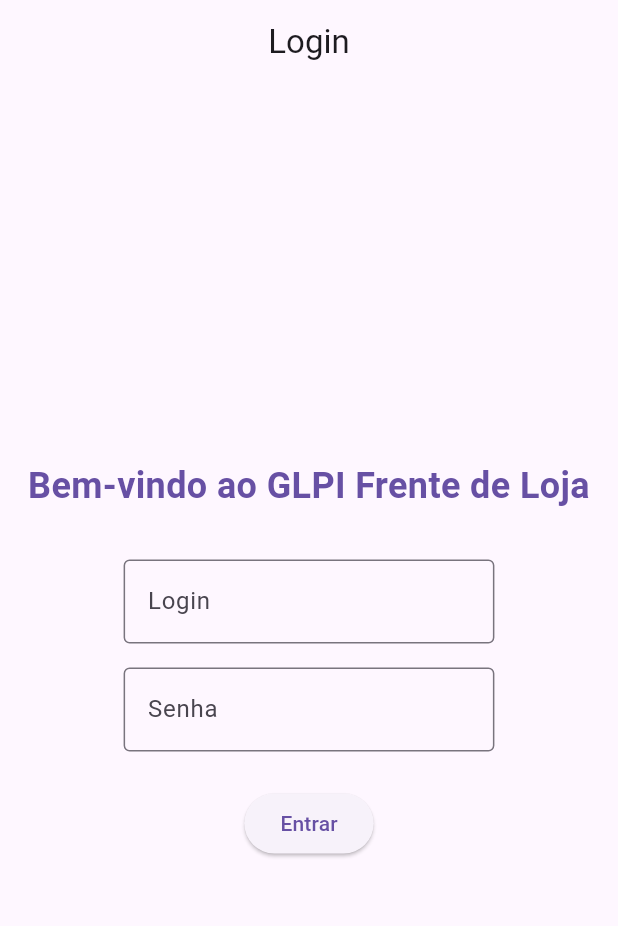
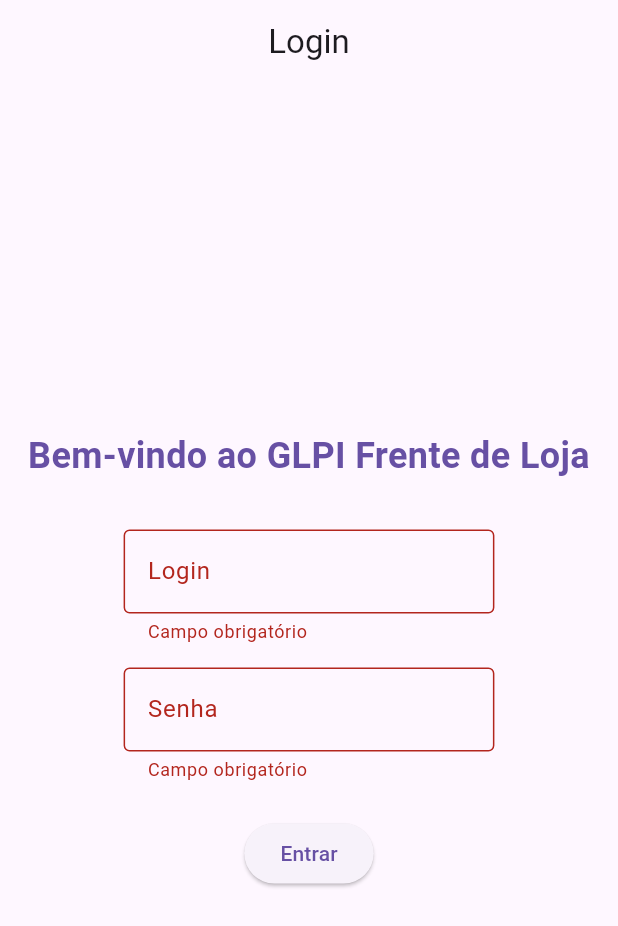
Before and after one commit to BrunoFCastro/glpi_frente_de_loja, a Flutter app: the screen it shows after launch, after a tap on "Entrar", on a phone screen of 412 x 824 dp. Shown: the top 926 px of the screen. Run offline on Flutter 3.47's test engine with Material 3 defaults, Android fonts, the phone set to English and light mode, and no system bars; our stand-ins replace flutter_dotenv.

Commit message:
Validação de formulários no login

```diff
--- a/glpi_frente_de_loja/lib/login_page.dart
+++ b/glpi_frente_de_loja/lib/login_page.dart
@@ -15,6 +15,7 @@
 }
 
 class _LoginPageState extends State<LoginPage> {
+  final _formKey = GlobalKey<FormState>();
   final _loginController = TextEditingController();
   final _senhaController = TextEditingController();
 
@@ -27,7 +28,8 @@
 
   Future<http.Response> authenticate(String username, String password) async {
     String basicAuth = 'Basic ${LoginPage.base64.encode(utf8.encode('$username:$password'))}';
-    return await http.get(
+    try {
+      final response = await http.get(
       Uri.parse('${dotenv.env['API_URL']}initSession'),
       headers: <String, String>{
         'Content-Type': 'application/json',
@@ -35,6 +37,10 @@
         'App-Token': dotenv.env['APP_TOKEN']!,
         },
     );
+      return response;
+    } catch (e) {
+      return Future.error('Erro na autenticação: $e');
+    }
   }
 
   @override
@@ -63,10 +69,20 @@
                 textAlign: TextAlign.center,
               ),
               const SizedBox(height: 32),
+              Form(
+                key: _formKey,
+                child: Column(
+                  children: [
                     SizedBox(
                       width: queryData.size.width * 0.6,
-                child: TextField(
+                      child: TextFormField(
                         controller: _loginController,
+                        validator: (value) {
+                          if (value == null || value.isEmpty) {
+                            return 'Campo obrigatório';
+                          }
+                          return null;
+                        },
                         decoration: const InputDecoration(
                           labelText: 'Login',
                           border: OutlineInputBorder(),
@@ -76,8 +92,14 @@
                     const SizedBox(height: 16),
                     SizedBox(
                       width: queryData.size.width * 0.6,
-                child:  TextField(
+                      child:  TextFormField(
                         controller: _senhaController,
+                        validator: (value) {
+                          if (value == null || value.isEmpty) {
+                            return 'Campo obrigatório';
+                          }
+                          return null;
+                        },
                         obscureText: true,
                         decoration: const InputDecoration(
                           labelText: 'Senha',
@@ -88,6 +110,7 @@
                     const SizedBox(height: 24),
                     ElevatedButton(
                       onPressed: () {
+                        if (_formKey.currentState!.validate()) {
                           final sessao = authenticate(_loginController.text, _senhaController.text);
                           if (sessao.statusCode == 200) {
                             Navigator.push(
@@ -95,10 +118,15 @@
                               MaterialPageRoute(builder: (context) => HomePage(sessionToken: sessao.body,)),
                             );
                           } else {
-                    throw sessao.statusCode;
+                            ScaffoldMessenger.of(context).showSnackBar(
+                              const SnackBar(content: Text('Processing Data')),
+                            );
+                          }
                         }
                       },
                       child: const Text('Entrar'),
+                    ),
+                ],)
               ),
             ],
           ),
```
Lines whose indentation alone changed are shown as unchanged.
